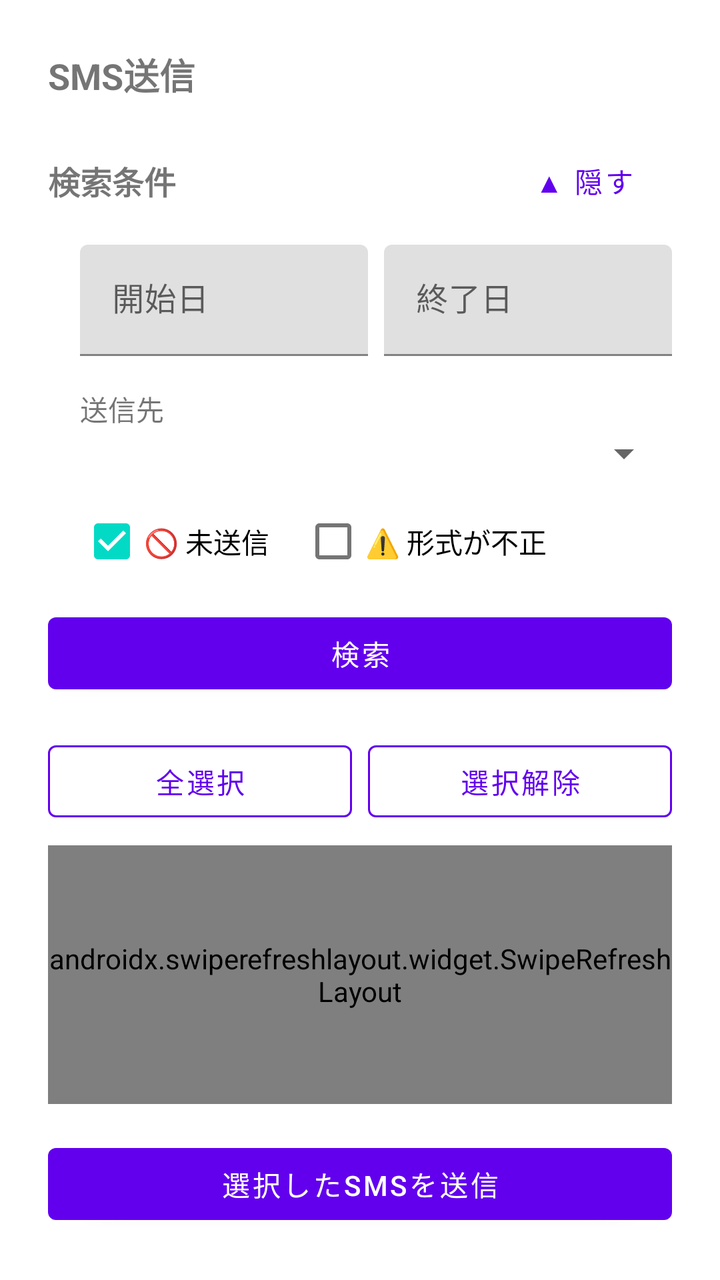
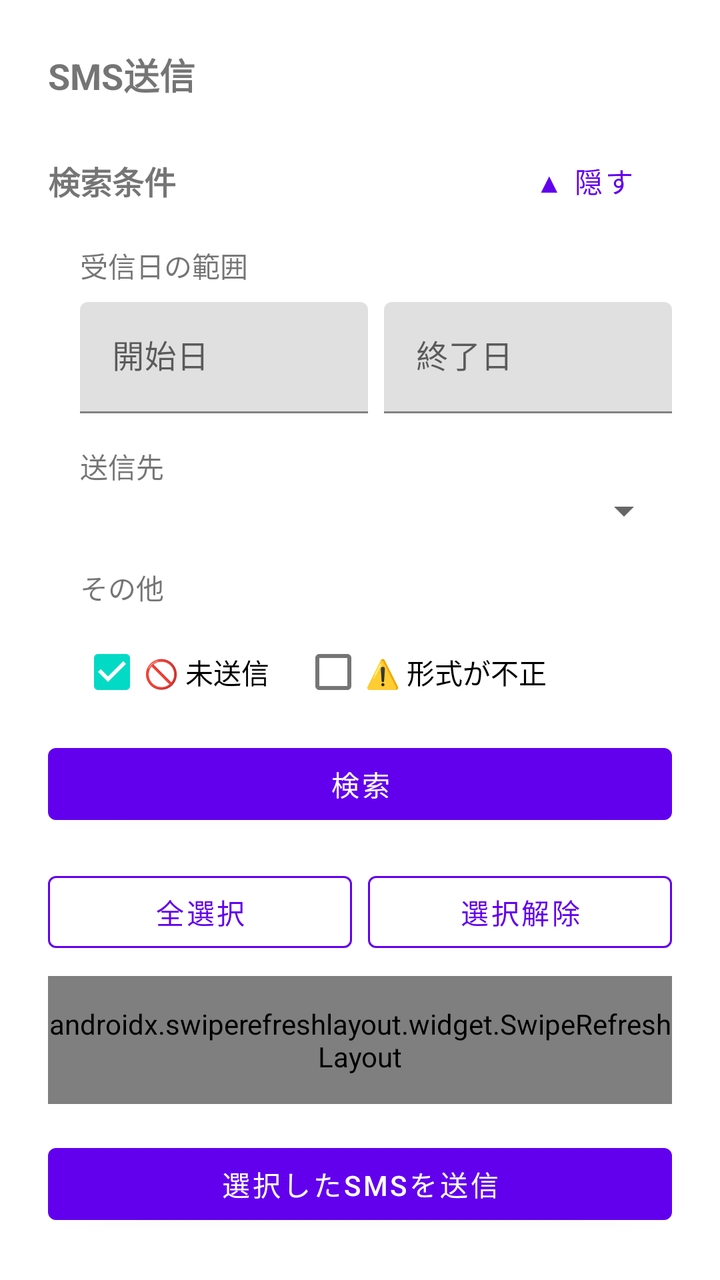

Compare the two renders of this Android layout. The source of the first and the diff that turns it into the second are given below.
<!-- AndroidManifest.xml: application theme Theme.SmsToKintone -->
<!-- res/layout/activity_sms_search.xml -->
<?xml version="1.0" encoding="utf-8"?>
<LinearLayout xmlns:android="http://schemas.android.com/apk/res/android"
    xmlns:app="http://schemas.android.com/apk/res-auto"
    android:layout_width="match_parent"
    android:layout_height="match_parent"
    android:orientation="vertical"
    android:padding="24dp">

    <TextView
        android:layout_width="wrap_content"
        android:layout_height="wrap_content"
        android:layout_marginBottom="16dp"
        android:text="@string/sms_search_title"
        android:textSize="18sp"
        android:textStyle="bold" />

    <LinearLayout
        android:id="@+id/layoutPermissionRequired"
        android:layout_width="match_parent"
        android:layout_height="wrap_content"
        android:layout_marginBottom="16dp"
        android:orientation="vertical"
        android:visibility="gone">

        <TextView
            android:layout_width="wrap_content"
            android:layout_height="wrap_content"
            android:layout_marginBottom="8dp"
            android:text="@string/sms_search_permission_required" />

        <com.google.android.material.button.MaterialButton
            android:id="@+id/btnRequestReadSmsPermission"
            style="@style/AppButton.OutlinedButton"
            android:layout_width="match_parent"
            android:layout_height="wrap_content"
            android:text="@string/btn_request_read_sms_permission" />
    </LinearLayout>

    <LinearLayout
        android:id="@+id/layoutSearchForm"
        android:layout_width="match_parent"
        android:layout_height="0dp"
        android:layout_weight="1"
        android:orientation="vertical">

        <LinearLayout
            android:layout_width="match_parent"
            android:layout_height="wrap_content"
            android:layout_marginBottom="8dp"
            android:orientation="horizontal"
            android:gravity="center_vertical">

            <TextView
                android:layout_width="0dp"
                android:layout_height="wrap_content"
                android:layout_weight="1"
                android:text="@string/section_search_conditions"
                android:textSize="16sp"
                android:textStyle="bold" />

            <com.google.android.material.button.MaterialButton
                android:id="@+id/btnToggleSearchFilters"
                style="@style/Widget.MaterialComponents.Button.TextButton"
                android:layout_width="wrap_content"
                android:layout_height="wrap_content"
                android:text="@string/btn_hide_search_filters" />
        </LinearLayout>

        <LinearLayout
            android:id="@+id/llSearchFilters"
            android:layout_width="match_parent"
            android:layout_height="wrap_content"
            android:layout_marginStart="16dp"
            android:orientation="vertical">

            <LinearLayout
                android:layout_width="match_parent"
                android:layout_height="wrap_content"
                android:orientation="horizontal">

                <com.google.android.material.textfield.TextInputLayout
                    android:layout_width="0dp"
                    android:layout_height="wrap_content"
                    android:layout_marginEnd="8dp"
                    android:layout_weight="1"
                    android:hint="@string/hint_date_from">

                    <com.google.android.material.textfield.TextInputEditText
                        android:id="@+id/etDateFrom"
                        android:layout_width="match_parent"
                        android:layout_height="wrap_content"
                        android:focusable="false"
                        android:inputType="none" />
                </com.google.android.material.textfield.TextInputLayout>

                <com.google.android.material.textfield.TextInputLayout
                    android:layout_width="0dp"
                    android:layout_height="wrap_content"
                    android:layout_weight="1"
                    android:hint="@string/hint_date_to">

                    <com.google.android.material.textfield.TextInputEditText
                        android:id="@+id/etDateTo"
                        android:layout_width="match_parent"
                        android:layout_height="wrap_content"
                        android:focusable="false"
                        android:inputType="none" />
                </com.google.android.material.textfield.TextInputLayout>
            </LinearLayout>

            <com.google.android.material.textfield.TextInputLayout
                android:layout_width="match_parent"
                android:layout_height="wrap_content"
                android:layout_marginTop="8dp"
                android:hint="@string/hint_body_filter"
                android:visibility="gone">

                <com.google.android.material.textfield.TextInputEditText
                    android:id="@+id/etBodyFilter"
                    android:layout_width="match_parent"
                    android:layout_height="wrap_content"
                    android:inputType="text" />
            </com.google.android.material.textfield.TextInputLayout>

            <TextView
                android:layout_width="wrap_content"
                android:layout_height="wrap_content"
                android:layout_marginTop="16dp"
                android:text="@string/label_profile_filter" />

            <Spinner
                android:id="@+id/spProfileFilter"
                android:layout_width="match_parent"
                android:layout_height="wrap_content" />

            <LinearLayout
                android:layout_width="match_parent"
                android:layout_height="wrap_content"
                android:layout_marginTop="8dp"
                android:orientation="horizontal"
                android:gravity="center_vertical">

                <CheckBox
                    android:id="@+id/cbUnsentOnly"
                    android:layout_width="wrap_content"
                    android:layout_height="wrap_content"
                    android:checked="true"
                    android:text="@string/filter_unsent_only" />

                <CheckBox
                    android:id="@+id/cbSplitFailedOnly"
                    android:layout_width="wrap_content"
                    android:layout_height="wrap_content"
                    android:layout_marginStart="16dp"
                    android:checked="false"
                    android:text="@string/filter_split_failed_only" />
            </LinearLayout>
        </LinearLayout>

        <com.google.android.material.button.MaterialButton
            android:id="@+id/btnSearchSms"
            android:layout_width="match_parent"
            android:layout_height="wrap_content"
            android:layout_marginTop="8dp"
            android:text="@string/btn_search_sms" />

        <LinearLayout
            android:layout_width="match_parent"
            android:layout_height="wrap_content"
            android:layout_marginTop="16dp"
            android:orientation="horizontal">

            <com.google.android.material.button.MaterialButton
                android:id="@+id/btnSelectAll"
                style="@style/AppButton.OutlinedButton"
                android:layout_width="0dp"
                android:layout_height="wrap_content"
                android:layout_marginEnd="8dp"
                android:layout_weight="1"
                android:text="@string/btn_select_all" />

            <com.google.android.material.button.MaterialButton
                android:id="@+id/btnDeselectAll"
                style="@style/AppButton.OutlinedButton"
                android:layout_width="0dp"
                android:layout_height="wrap_content"
                android:layout_weight="1"
                android:text="@string/btn_deselect_all" />
        </LinearLayout>

        <TextView
            android:id="@+id/tvSmsListEmpty"
            android:layout_width="wrap_content"
            android:layout_height="wrap_content"
            android:layout_marginTop="16dp"
            android:text="@string/sms_search_empty"
            android:visibility="gone" />

        <androidx.swiperefreshlayout.widget.SwipeRefreshLayout
            android:id="@+id/swipeRefreshSmsList"
            android:layout_width="match_parent"
            android:layout_height="0dp"
            android:layout_marginTop="8dp"
            android:layout_weight="1">

            <ScrollView
                android:id="@+id/svSmsList"
                android:layout_width="match_parent"
                android:layout_height="match_parent">

                <LinearLayout
                    android:id="@+id/llSmsListContainer"
                    android:layout_width="match_parent"
                    android:layout_height="wrap_content"
                    android:orientation="vertical" />
            </ScrollView>
        </androidx.swiperefreshlayout.widget.SwipeRefreshLayout>

        <com.google.android.material.button.MaterialButton
            android:id="@+id/btnSendSelected"
            android:layout_width="match_parent"
            android:layout_height="wrap_content"
            android:layout_marginTop="16dp"
            android:text="@string/btn_send_selected" />

    </LinearLayout>

</LinearLayout>
<!-- resources referenced by this layout -->
<resources>
  <string name="btn_deselect_all">選択解除</string>
  <string name="btn_hide_search_filters">▲ 隠す</string>
  <string name="btn_request_read_sms_permission">SMSの読み取りを許可する</string>
  <string name="btn_search_sms">検索</string>
  <string name="btn_select_all">全選択</string>
  <string name="btn_send_selected">選択したSMSを送信</string>
  <string name="filter_split_failed_only">⚠️ 形式が不正</string>
  <string name="filter_unsent_only">🚫 未送信</string>
  <string name="hint_body_filter">本文に含む文字列</string>
  <string name="hint_date_from">開始日</string>
  <string name="hint_date_to">終了日</string>
  <string name="label_profile_filter">送信先</string>
  <string name="section_search_conditions">検索条件</string>
  <string name="sms_search_empty">該当するSMSがありません</string>
  <string name="sms_search_permission_required">受信済みのSMSを読み取るには許可が必要です</string>
  <string name="sms_search_title">SMS送信</string>
  <style name="AppButton.OutlinedButton" parent="Widget.MaterialComponents.Button.OutlinedButton">
          <item name="strokeColor">?attr/colorPrimary</item>
      </style>
  <style name="Theme.SmsToKintone" parent="Theme.MaterialComponents.DayNight.NoActionBar">
          <item name="colorPrimary">@color/purple_500</item>
          <item name="colorPrimaryVariant">@color/purple_700</item>
          <item name="colorOnPrimary">@color/white</item>
          <item name="colorSecondary">@color/teal_200</item>
          <item name="colorSecondaryVariant">@color/teal_700</item>
          <item name="colorOnSecondary">@color/black</item>
      </style>
  <color name="purple_500">#6200EE</color>
  <color name="purple_700">#3700B3</color>
  <color name="white">#FFFFFFFF</color>
  <color name="teal_200">#03DAC5</color>
  <color name="teal_700">#018786</color>
  <color name="black">#FF000000</color>
</resources>

<!-- the commit's change to res/layout/activity_sms_search.xml (unified diff, before → after) -->
@@ -10,7 +10,7 @@
         android:layout_width="wrap_content"
         android:layout_height="wrap_content"
         android:layout_marginBottom="16dp"
-        android:text="@string/sms_search_title"
+        android:text="@string/title_sms_search"
         android:textSize="18sp"
         android:textStyle="bold" />
 
@@ -72,6 +72,12 @@
             android:layout_height="wrap_content"
             android:layout_marginStart="16dp"
             android:orientation="vertical">
+
+            <TextView
+                android:layout_width="wrap_content"
+                android:layout_height="wrap_content"
+                android:layout_marginBottom="8dp"
+                android:text="@string/label_search_date_range" />
 
             <LinearLayout
                 android:layout_width="match_parent"
@@ -133,10 +139,16 @@
                 android:layout_width="match_parent"
                 android:layout_height="wrap_content" />
 
+            <TextView
+                android:layout_width="wrap_content"
+                android:layout_height="wrap_content"
+                android:layout_marginTop="16dp"
+                android:layout_marginBottom="8dp"
+                android:text="@string/label_search_other_filters" />
+
             <LinearLayout
                 android:layout_width="match_parent"
                 android:layout_height="wrap_content"
-                android:layout_marginTop="8dp"
                 android:orientation="horizontal"
                 android:gravity="center_vertical">
 
@@ -145,7 +157,7 @@
                     android:layout_width="wrap_content"
                     android:layout_height="wrap_content"
                     android:checked="true"
-                    android:text="@string/filter_unsent_only" />
+                    android:text="@string/cb_unsent_only" />
 
                 <CheckBox
                     android:id="@+id/cbSplitFailedOnly"
@@ -153,7 +165,7 @@
                     android:layout_height="wrap_content"
                     android:layout_marginStart="16dp"
                     android:checked="false"
-                    android:text="@string/filter_split_failed_only" />
+                    android:text="@string/cb_split_failed_only" />
             </LinearLayout>
         </LinearLayout>
 
@@ -193,7 +205,7 @@
             android:layout_width="wrap_content"
             android:layout_height="wrap_content"
             android:layout_marginTop="16dp"
-            android:text="@string/sms_search_empty"
+            android:text="@string/message_sms_search_empty"
             android:visibility="gone" />
 
         <androidx.swiperefreshlayout.widget.SwipeRefreshLayout
<!-- resource entries referenced after the edit -->
@@ -6,16 +6,18 @@
   <string name="btn_search_sms">検索</string>
   <string name="btn_select_all">全選択</string>
   <string name="btn_send_selected">選択したSMSを送信</string>
-  <string name="filter_split_failed_only">⚠️ 形式が不正</string>
-  <string name="filter_unsent_only">🚫 未送信</string>
+  <string name="cb_split_failed_only">⚠️ 形式が不正</string>
+  <string name="cb_unsent_only">🚫 未送信</string>
   <string name="hint_body_filter">本文に含む文字列</string>
   <string name="hint_date_from">開始日</string>
   <string name="hint_date_to">終了日</string>
   <string name="label_profile_filter">送信先</string>
+  <string name="label_search_date_range">受信日の範囲</string>
+  <string name="label_search_other_filters">その他</string>
+  <string name="message_sms_search_empty">該当するSMSがありません</string>
   <string name="section_search_conditions">検索条件</string>
-  <string name="sms_search_empty">該当するSMSがありません</string>
   <string name="sms_search_permission_required">受信済みのSMSを読み取るには許可が必要です</string>
-  <string name="sms_search_title">SMS送信</string>
+  <string name="title_sms_search">SMS送信</string>
   <style name="AppButton.OutlinedButton" parent="Widget.MaterialComponents.Button.OutlinedButton">
           <item name="strokeColor">?attr/colorPrimary</item>
       </style>
